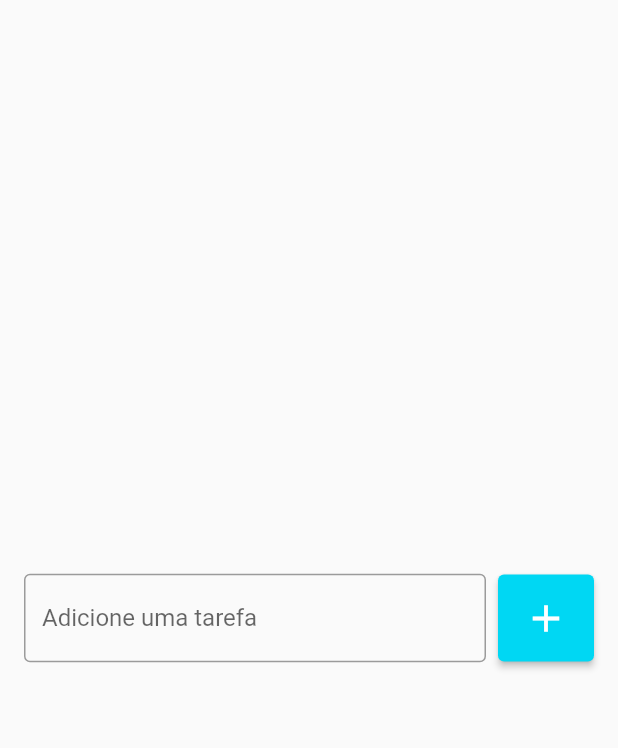
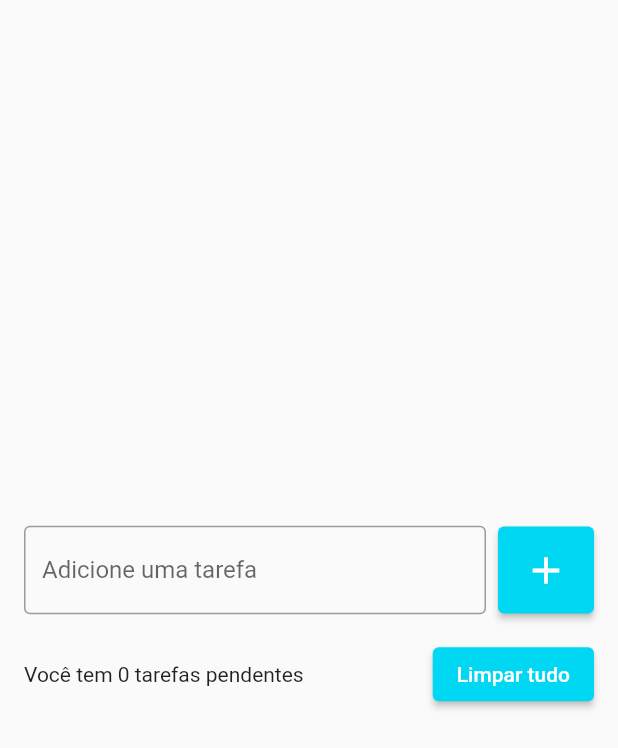
Before and after one commit to adrianoaraujo0/APP_LISTA_DE_TAREFAS, a Flutter app: the screen it shows after launch, on a phone screen of 412 x 824 dp. Shown: the top 748 px of the screen. Run offline on Flutter 3.47's test engine with Material 2 defaults, Android fonts, the phone set to English and light mode, and no system bars.

Commit message:
C.93 - Fazendo uma nova row com botão e texto

```diff
--- a/lib/pages/todo_list_page.dart
+++ b/lib/pages/todo_list_page.dart
@@ -12,7 +12,10 @@ class TodoListPage extends StatelessWidget {
       body: Center(
         child: Padding(
           padding: const EdgeInsets.symmetric(horizontal: 16),
-          child: Row(
+          child: Column(
+            mainAxisSize: MainAxisSize.min,
+            children: [
+              Row(
                 children: [
                   Expanded(
                     child: TextField(
@@ -39,6 +42,23 @@ class TodoListPage extends StatelessWidget {
                   ),
                 ],
               ),
+              SizedBox(height: 16),
+              Row(
+                children: [
+                  Expanded(
+                    child: Text("Você tem 0 tarefas pendentes"),
+                  ),
+                  ElevatedButton(
+                    style: ElevatedButton.styleFrom(
+                      primary: Color(0xff00d7f3),
+                    ),
+                    onPressed: () {},
+                    child: Text("Limpar tudo"),
+                  ),
+                ],
+              ),
+            ],
+          ),
         ),
       ),
     );
```
Lines whose indentation alone changed are shown as unchanged.
